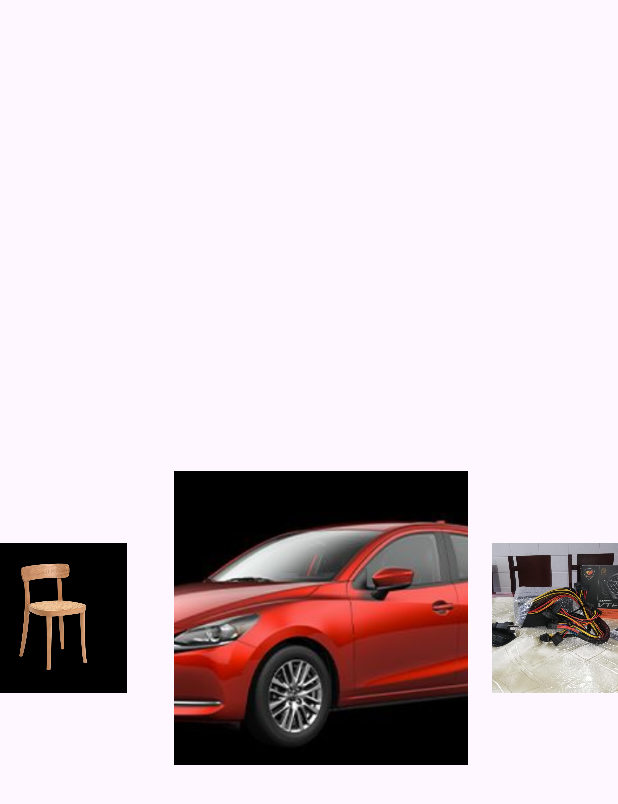
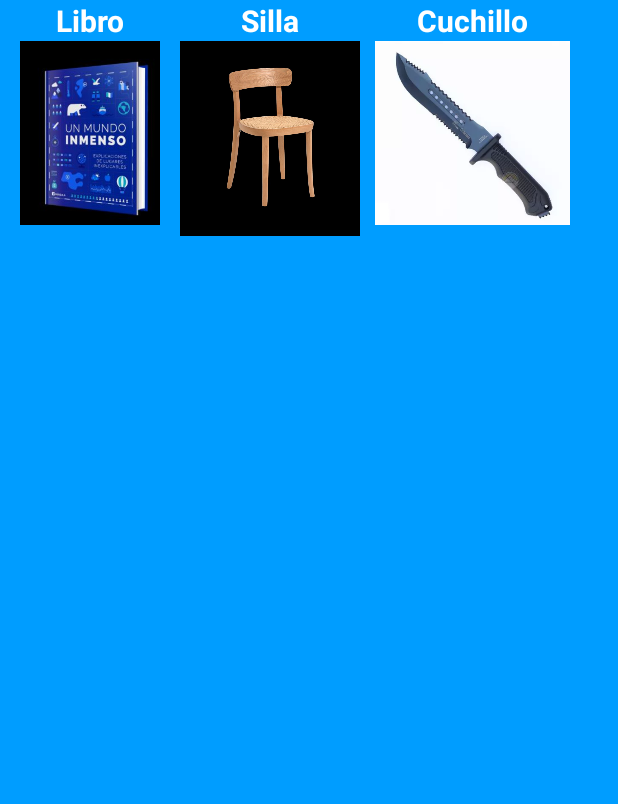
Before and after one commit to TheWadjet-dev/InglesAR, an Android app built with Jetpack Compose: the CarouselActivity screen opened directly, with no data from a screen before it, on a phone screen of 412 x 824 dp. Shown: the top 804 px of the screen. Run offline under Robolectric (Android 15) with nearby library versions, the phone set to English and light mode, and no system bars.

Commit message:
Cambios finales

```diff
--- a/app/src/main/java/com/ingar/inglesar/ARActivity.kt
+++ b/app/src/main/java/com/ingar/inglesar/ARActivity.kt
@@ -33,16 +33,19 @@ class ARActivity : AppCompatActivity() {
 
         findViewById<ImageView>(R.id.imageView0).setOnClickListener{
             downloadModel("models/lowpoly_novel.glb")
+            Toast.makeText(this@ARActivity, "La traducción de Libro es Book", Toast.LENGTH_LONG).show()
             arFragment()
         }
 
         findViewById<ImageView>(R.id.imageView1).setOnClickListener{
             downloadModel("models/modern_chair.glb")
+            Toast.makeText(this@ARActivity, "La traducción de Silla es Chair", Toast.LENGTH_LONG).show()
             arFragment()
         }
 
         findViewById<ImageView>(R.id.imageView2).setOnClickListener{
-            downloadModel("models/supercar_mistral.glb")
+            downloadModel("models/m9_bayonet.glb")
+            Toast.makeText(this@ARActivity, "La traducción de Cuchillo es Knife", Toast.LENGTH_LONG).show()
             arFragment()
         }
     }
@@ -83,4 +86,5 @@ class ARActivity : AppCompatActivity() {
             }
     }
 
+
 }
--- a/app/src/main/java/com/ingar/inglesar/HomeActivity.kt
+++ b/app/src/main/java/com/ingar/inglesar/HomeActivity.kt
@@ -1,4 +1,5 @@
 package com.ingar.inglesar
+
 
 import android.content.Intent
 import android.content.res.Configuration
@@ -94,10 +95,7 @@ class HomeActivity : AppCompatActivity(), NavigationView.OnNavigationItemSelecte
             R.id.nav_item_two -> Toast.makeText(this, "Avances", Toast.LENGTH_SHORT).show()
             R.id.nav_item_three -> Toast.makeText(this, "Mensajes", Toast.LENGTH_SHORT).show()
             R.id.nav_item_six -> logout()
-
         }
-
-
         drawer.closeDrawer(GravityCompat.START)
 
         return true
--- a/app/src/main/res/layout/activity_carousel.xml
+++ b/app/src/main/res/layout/activity_carousel.xml
@@ -1,96 +1,111 @@
 <?xml version="1.0" encoding="utf-8"?>
-<androidx.constraintlayout.motion.widget.MotionLayout xmlns:android="http://schemas.android.com/apk/res/android"
+<androidx.constraintlayout.widget.ConstraintLayout xmlns:android="http://schemas.android.com/apk/res/android"
     xmlns:app="http://schemas.android.com/apk/res-auto"
     xmlns:tools="http://schemas.android.com/tools"
     android:layout_width="match_parent"
     android:layout_height="match_parent"
-    tools:context=".CarouselActivity"
-    app:layoutDescription="@xml/activity_carousel_scene"
-    android:id="@+id/motionLayout"
-    tools:ignore="MotionLayoutInvalidSceneFileReference">
+    android:background="@color/app_theme"
+    android:backgroundTint="@color/app_theme"
+    tools:context=".CarouselActivity">
+
+    <LinearLayout
+        android:id="@+id/Modelos"
+        android:layout_width="match_parent"
+        android:layout_height="wrap_content"
+        android:orientation="horizontal"
+        tools:ignore="MissingConstraints">
+
+        <LinearLayout
+            android:id="@+id/lyImagen0"
+            android:layout_width="120dp"
+            android:layout_height="150dp"
+            android:orientation="vertical"
+            app:layout_constraintBottom_toTopOf="@+id/guideline8"
+            app:layout_constraintTop_toTopOf="parent"
+            tools:ignore="MissingConstraints"
+            tools:layout_editor_absoluteX="275dp">
+
+            <TextView
+                android:id="@+id/txtLibro"
+                android:layout_width="match_parent"
+                android:layout_height="wrap_content"
+                android:gravity="center"
+                android:textColor="@color/white"
+                android:textSize="20dp"
+                android:textStyle="bold"
+                android:text="Libro" />
 
             <ImageView
                 android:id="@+id/imageView0"
-        android:layout_width="100dp"
-        android:layout_height="100dp"
-        android:layout_marginEnd="16dp"
-        android:scaleType="centerCrop"
-        android:src="@drawable/libro"
-        app:layout_constraintBottom_toBottomOf="parent"
-        app:layout_constraintEnd_toStartOf="@+id/imageView1"
-        app:layout_constraintTop_toTopOf="parent"/>
+                android:layout_width="130dp"
+                android:layout_height="130dp"
+                android:layout_gravity="center"
+                android:scaleType="centerInside"
+                android:src="@drawable/libro" />
+        </LinearLayout>
 
+        <LinearLayout
+            android:id="@+id/lyImagen1"
+            android:layout_width="120dp"
+            android:layout_height="160dp"
+            android:orientation="vertical"
+            app:layout_constraintBottom_toTopOf="@+id/guideline8"
+            app:layout_constraintTop_toTopOf="parent"
+            app:layout_constraintVertical_bias="0.547"
+            tools:ignore="MissingConstraints"
+            tools:layout_editor_absoluteX="19dp">
+
+            <TextView
+                android:id="@+id/txtSilla"
+                android:layout_width="match_parent"
+                android:layout_height="wrap_content"
+                android:gravity="center"
+                android:textColor="@color/white"
+                android:textSize="20dp"
+                android:textStyle="bold"
+                android:text="Silla" />
 
             <ImageView
                 android:id="@+id/imageView1"
-        android:layout_width="100dp"
-        android:layout_height="100dp"
-        android:layout_marginEnd="16dp"
-        android:scaleType="centerCrop"
-        android:src="@drawable/silla"
-        app:layout_constraintBottom_toBottomOf="parent"
-        app:layout_constraintEnd_toStartOf="@+id/imageView2"
-        app:layout_constraintTop_toTopOf="parent" />
+                android:layout_width="130dp"
+                android:layout_height="130dp"
+                android:layout_gravity="center"
+                android:scaleType="centerInside"
+                android:src="@drawable/silla" />
+
+        </LinearLayout>
+
+        <LinearLayout
+            android:id="@+id/lyImagen2"
+            android:layout_width="150dp"
+            android:layout_height="150dp"
+            android:orientation="vertical"
+            app:layout_constraintBottom_toTopOf="@+id/guideline8"
+            app:layout_constraintTop_toTopOf="parent"
+            tools:layout_editor_absoluteX="139dp"
+            tools:ignore="MissingConstraints">
+
+            <TextView
+                android:id="@+id/txtCuchillo"
+                android:layout_width="match_parent"
+                android:layout_height="wrap_content"
+                android:gravity="center"
+                android:textColor="@color/white"
+                android:textSize="20dp"
+                android:textStyle="bold"
+                android:text="Cuchillo" />
 
             <ImageView
                 android:id="@+id/imageView2"
-        android:layout_width="100dp"
-        android:layout_height="100dp"
-        android:layout_marginEnd="16dp"
+                android:layout_width="130dp"
+                android:layout_height="130dp"
+                android:layout_gravity="center"
                 android:scaleType="centerCrop"
-        android:src="@drawable/carro"
-        app:layout_constraintBottom_toBottomOf="parent"
-        app:layout_constraintEnd_toEndOf="parent"
-        app:layout_constraintHorizontal_bias="0.5"
-        app:layout_constraintStart_toStartOf="parent"
-        app:layout_constraintTop_toTopOf="parent" />
+                android:src="@drawable/cuchillo" />
 
-    <ImageView
-        android:id="@+id/imageView3"
-        android:layout_width="100dp"
-        android:layout_height="100dp"
-        android:layout_marginStart="16dp"
-        android:scaleType="centerCrop"
-        android:src="@drawable/img4"
-        app:layout_constraintBottom_toBottomOf="parent"
-        app:layout_constraintStart_toEndOf="@+id/imageView2"
-        app:layout_constraintTop_toTopOf="parent" />
+        </LinearLayout>
 
-    <ImageView
-        android:id="@+id/imageView4"
-        android:layout_width="100dp"
-        android:layout_height="100dp"
-        android:scaleType="centerCrop"
-        android:src="@drawable/img5"
-        app:layout_constraintBottom_toBottomOf="parent"
-        app:layout_constraintStart_toEndOf="parent"
-        app:layout_constraintTop_toTopOf="parent" />
+    </LinearLayout>
 
-    <androidx.constraintlayout.widget.Guideline
-        android:id="@+id/guideline7"
-        android:layout_width="wrap_content"
-        android:layout_height="wrap_content"
-        android:orientation="vertical"
-        app:layout_constraintGuide_begin="100dp" />
 
-    <androidx.constraintlayout.widget.Guideline
-        android:id="@+id/guideline8"
-        android:layout_width="wrap_content"
-        android:layout_height="wrap_content"
-        android:orientation="vertical"
-        app:layout_constraintGuide_end="100dp" />
-
-    <androidx.constraintlayout.helper.widget.Carousel
-        android:id="@+id/carousel"
-        android:layout_width="wrap_content"
-        android:layout_height="wrap_content"
-        app:carousel_forwardTransition="@+id/forward"
-        app:carousel_backwardTransition="@+id/backward"
-        app:carousel_previousState="@+id/previous"
-        app:carousel_nextState="@+id/next"
-        app:carousel_infinite="true"
-        app:carousel_firstView="@+id/imageView2"
-        app:constraint_referenced_ids="imageView0,imageView1,imageView2,imageView3,imageView4"
-        tools:ignore="MissingConstraints" />
-
-</androidx.constraintlayout.motion.widget.MotionLayout>
+</androidx.constraintlayout.widget.ConstraintLayout>
```
Also changed, not shown: app/src/main/res/drawable/activity_init.xml (added, +70 -0 lines), app/src/main/res/layout/activity_aractivity.xml (+3 -4 lines), app/src/main/res/drawable/cuchillo.png (added), 1 other file. Lines whose indentation alone changed are shown as unchanged.
